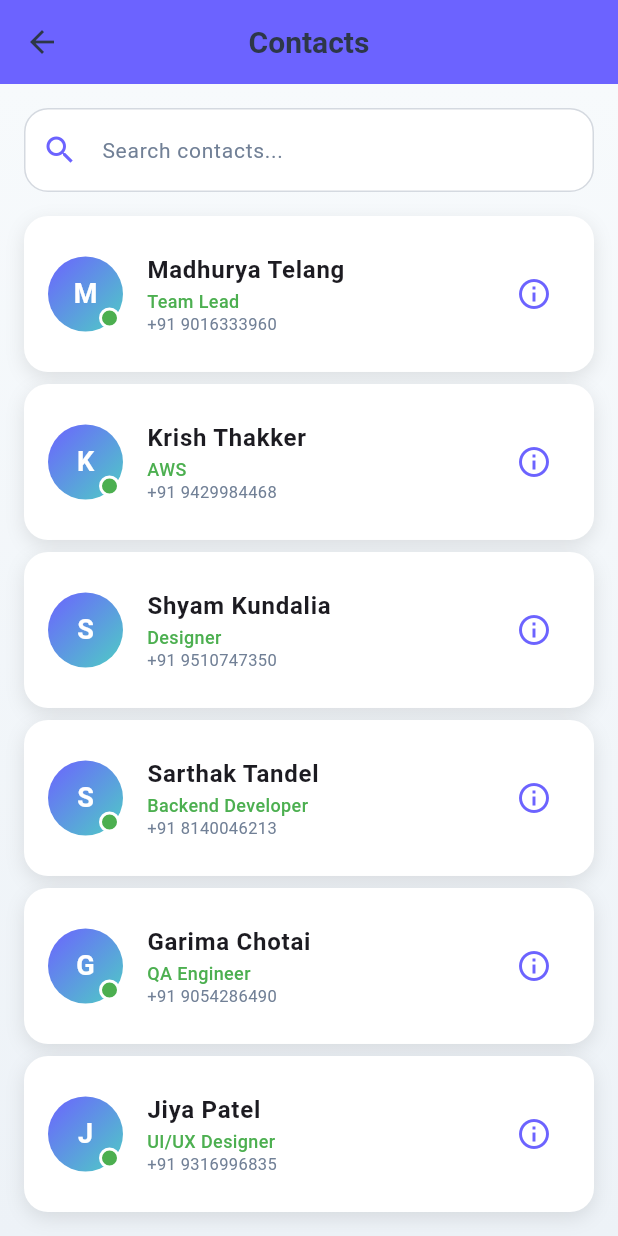
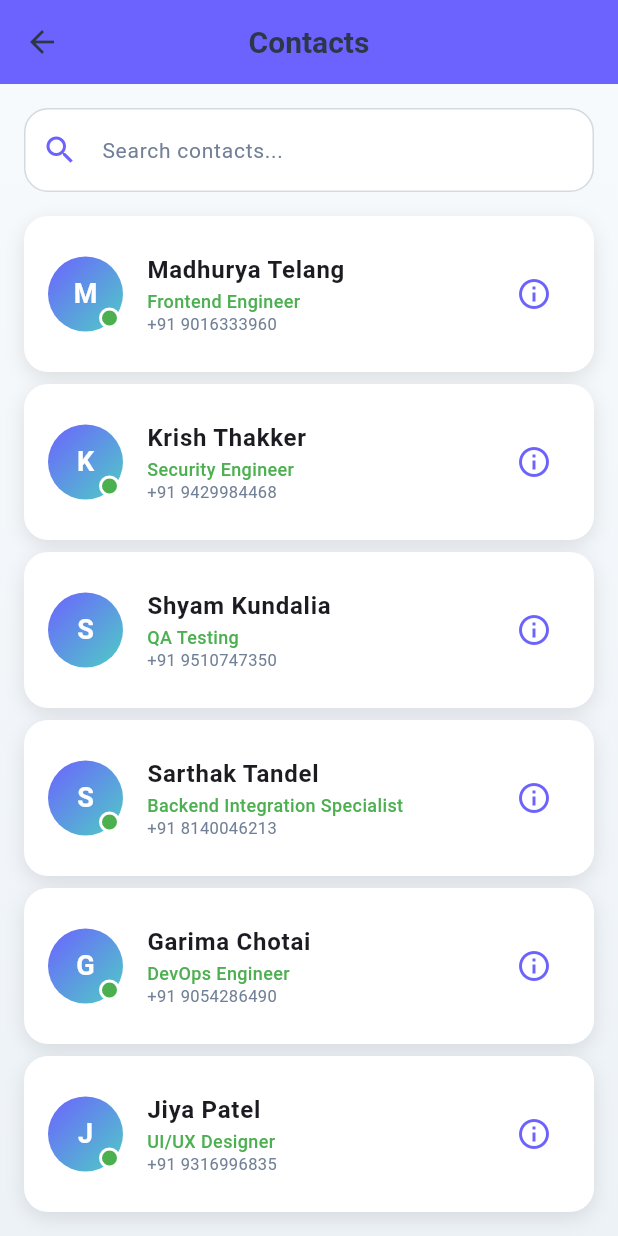
Before and after one commit to KrishkkT/falcon, a Flutter app: the ContactsScreen screen opened by its route, on a phone screen of 412 x 824 dp. Run offline on Flutter 3.47's test engine with Material 3 defaults, Android fonts, the phone set to English and light mode, and no system bars; our stand-ins replace device_info_plus, file_picker, firebase_messaging, flutter_local_notifications, flutter_secure_storage, flutter_staggered_animations and 10 more; accounts and stored records are empty; project files that could hold a hidden picture were left out.

Commit message:
Contact Screen Info Updated
Co-Authored-By: Telang Madhurya Prasad <149239625+gtavenom@users.noreply.github.com>

```diff
--- a/lib/screens/contacts_screen.dart
+++ b/lib/screens/contacts_screen.dart
@@ -41,7 +41,7 @@ class _ContactsScreenState extends State<ContactsScreen> {
         {
           'id': '1',
           'name': 'Madhurya Telang',
-          'status': 'Team Lead',
+          'status': 'Frontend Engineer',
           'isOnline': true,
           'mobile': '+91 9016333960',
           'email': '23ituoz133@ddu.ac.in',
@@ -50,7 +50,7 @@ class _ContactsScreenState extends State<ContactsScreen> {
         {
           'id': '2',
           'name': 'Krish Thakker',
-          'status': 'AWS',
+          'status': 'Security Engineer',
           'isOnline': true,
           'mobile': '+91 9429984468',
           'email': '23ituos134@ddu.ac.in',
@@ -59,7 +59,7 @@ class _ContactsScreenState extends State<ContactsScreen> {
         {
           'id': '3',
           'name': 'Shyam Kundalia',
-          'status': 'Designer',
+          'status': 'QA Testing',
           'isOnline': false,
           'mobile': '+91 9510747350',
           'email': '23ituoz125@ddu.ac.in',
@@ -68,7 +68,7 @@ class _ContactsScreenState extends State<ContactsScreen> {
         {
           'id': '4',
           'name': 'Sarthak Tandel',
-          'status': 'Backend Developer',
+          'status': 'Backend Integration Specialist',
           'isOnline': true,
           'mobile': '+91 8140046213',
           'email': '23ituos131@ddu.ac.in',
@@ -77,7 +77,7 @@ class _ContactsScreenState extends State<ContactsScreen> {
         {
           'id': '5',
           'name': 'Garima Chotai',
-          'status': 'QA Engineer',
+          'status': 'DevOps Engineer',
           'isOnline': true,
           'mobile': '+91 9054286490',
           'email': '23ituoz017@ddu.ac.in',
```
Also changed, not shown: 1 other file.
